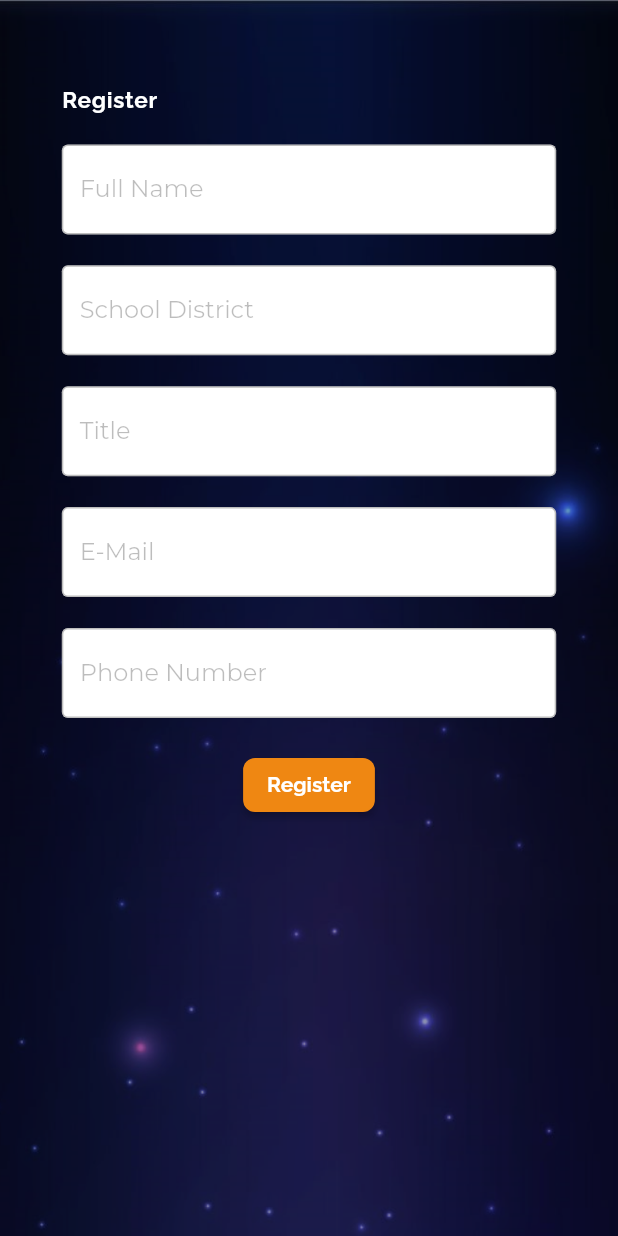
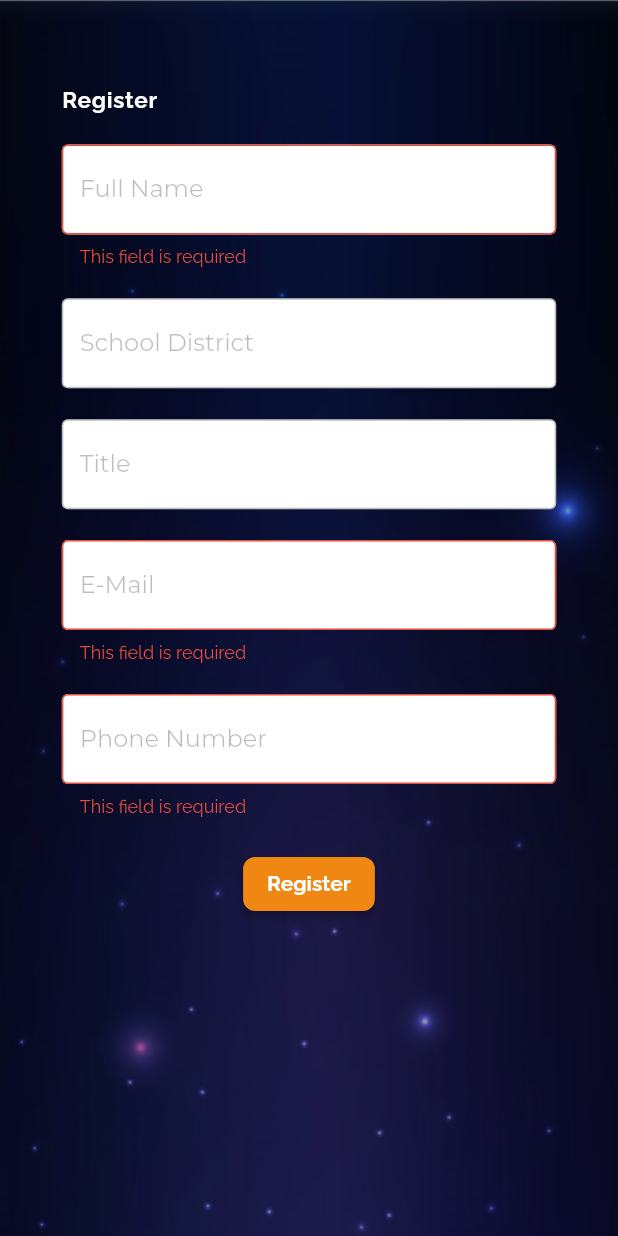
Before and after one commit to MohamedZaton/m_a_campaign, a Flutter app: the RegisterPage screen opened by its route, after a tap on "Register", on a phone screen of 412 x 824 dp. Run offline on Flutter 3.47's test engine with Material 2 defaults, Android fonts, the light colour scheme and no system bars; our stand-ins replace connectivity, flutter_spinkit, get, google_fonts, webview_flutter; missing offline and left inert: flutter_email_sender, mailer.

Commit message:
update register_view.dart

```diff
--- a/lib/pages/register/register_view.dart
+++ b/lib/pages/register/register_view.dart
@@ -12,6 +12,16 @@ class RegisterPage extends StatelessWidget {
 
   final register_logic = Get.put(RegisterLogic());
   final GlobalKey<FormState> _formRgtKey = GlobalKey<FormState>();
+  String fullNameVi = "",
+      schoolVi = "",
+      titleVi = "",
+      emailVi = "",
+      phoneVi = "";
+  TextEditingController fullNameCtr = TextEditingController(),
+      schoolCtr = TextEditingController(),
+      titleCtr = TextEditingController(),
+      emailCtr = TextEditingController(),
+      phoneCtr = TextEditingController();
 
   RegisterPage({Key? key}) : super(key: key);
 
@@ -56,6 +66,7 @@ class RegisterPage extends StatelessWidget {
 
                     /// full name field
                     TextFormField(
+                      controller: fullNameCtr,
                       keyboardType: TextInputType.name,
                       decoration: const InputDecoration(
                         hintText: kFullNameTxt,
@@ -75,6 +86,7 @@ class RegisterPage extends StatelessWidget {
 
                     /// School field
                     TextFormField(
+                      controller: schoolCtr,
                       decoration: const InputDecoration(
                         hintText: kSchoolTxt,
                         fillColor: Colors.white,
@@ -88,6 +100,7 @@ class RegisterPage extends StatelessWidget {
 
                     /// Title field
                     TextFormField(
+                      controller: titleCtr,
                       decoration: const InputDecoration(
                         hintText: kTitleTxt,
                         fillColor: Colors.white,
@@ -101,6 +114,7 @@ class RegisterPage extends StatelessWidget {
 
                     /// email field
                     TextFormField(
+                      controller: emailCtr,
                       keyboardType: TextInputType.emailAddress,
                       decoration: const InputDecoration(
                         hintText: kEmailTxt,
@@ -111,6 +125,9 @@ class RegisterPage extends StatelessWidget {
                       validator: (String? value) {
                         if (value == null || value.isEmpty) {
                           return 'This field is required ';
+                        } else if (GetUtils.isEmail(value)) {
+                        } else {
+                          return 'This field is required ';
                         }
                       },
                     ),
@@ -120,6 +137,7 @@ class RegisterPage extends StatelessWidget {
 
                     /// Phone Number field
                     TextFormField(
+                      controller: phoneCtr,
                       keyboardType: TextInputType.phone,
                       decoration: const InputDecoration(
                         hintText: kPhoneNumberTxt,
@@ -138,8 +156,15 @@ class RegisterPage extends StatelessWidget {
                       height: ScreenMobile.width(context) * 0.05,
                     ),
 
+                    /// Register Form
                     ElevatedButton(
-                      onPressed: () {},
+                      onPressed: () {
+                        if (_formRgtKey.currentState!.validate()) {
+                          print("valid T T");
+                        } else {
+                          print("vaild F FF");
+                        }
+                      },
                       child: Text(
                         kRegisterTxt,
                         style: TextStyle(
--- a/pubspec.yaml
+++ b/pubspec.yaml
@@ -37,8 +37,9 @@ dependencies:
   get: ^4.6.1
   google_fonts: ^2.2.0
  # wed view
-
   webview_flutter: ^3.0.0
+  # custom ui
+  flutter_staggered_grid_view: ^0.6.0
   # lib shapes
   flutter_custom_clippers: ^2.0.0
   flutter_spinkit: ^5.1.0
```
Also changed, not shown: assets/titles_temp.txt (deleted, +0 -10 lines), pubspec.lock (deleted).
